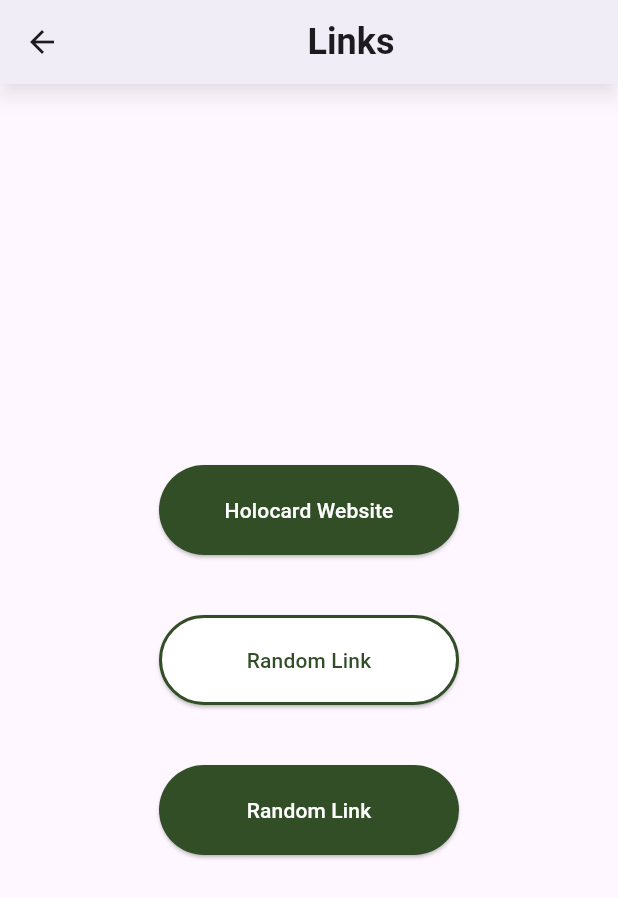
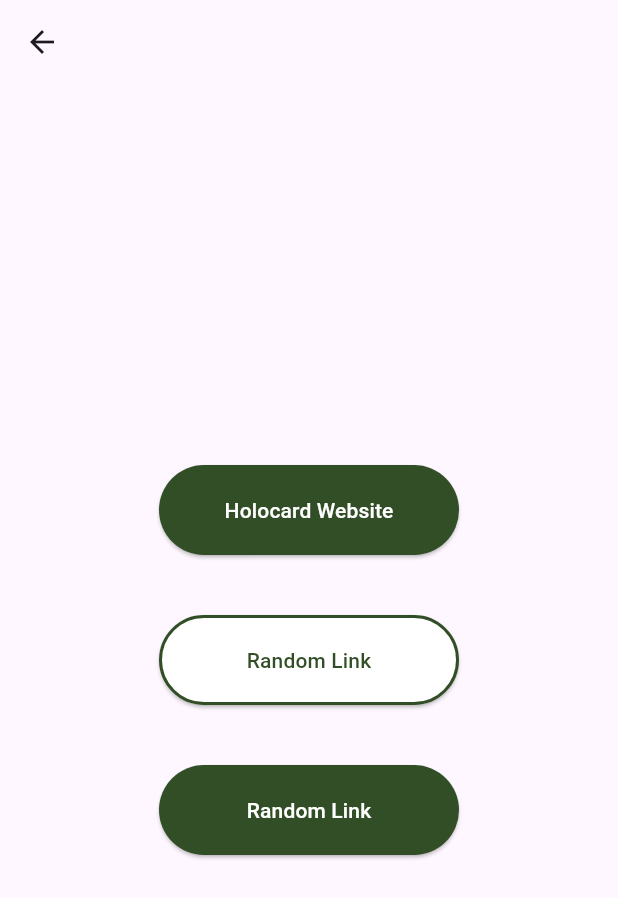
Before and after one commit to paz4ck/tech-prep-app, a Flutter app: the screen it shows after launch, after a tap on "Socials", on a phone screen of 412 x 824 dp. Shown: the top 898 px of the screen. Run offline on Flutter 3.47's test engine with Material 3 defaults, Android fonts, the phone set to English and light mode, and no system bars; our stand-ins replace flutter_svg.

Commit message:
Loading Screen
This impliments loading screen animation.

```diff
--- a/com_holocards/lib/pages/comm.dart
+++ b/com_holocards/lib/pages/comm.dart
@@ -14,20 +14,7 @@
   @override
   Widget build(BuildContext context) {
     return Scaffold(
-      appBar: AppBar(
-        title: Center(
-          child: Text(
-        'Links',
-        style: TextStyle(
-          fontSize: 24.0, // Larger text size
-          fontWeight: FontWeight.bold, // Bold text
-        ),
-          ),
-        ),
-        shadowColor: Colors.black38,
-        backgroundColor: Color.fromARGB(255, 255, 255, 255),
-        elevation: 5.0,
-      ),
+      appBar: AppBar(),
       body: Center(
         child: Column(
           mainAxisAlignment: MainAxisAlignment.center,
--- a/com_holocards/lib/pages/loading.dart
+++ b/com_holocards/lib/pages/loading.dart
@@ -10,54 +10,70 @@
   State<LoadingPage> createState() => _LoadingPageState();
 }
 
-class _LoadingPageState extends State<LoadingPage>
-with SingleTickerProviderStateMixin {
+class _LoadingPageState extends State<LoadingPage> with SingleTickerProviderStateMixin {
+  late AnimationController _controller;
+  late Animation<double> _animation;
 
   @override
   void initState() {
     super.initState();
     SystemChrome.setEnabledSystemUIMode(SystemUiMode.immersive);
 
+    _controller = AnimationController(
+      vsync: this,
+      duration: Duration(seconds: 4,)
+    );
+
+    _animation = Tween<double>(begin: 1.0, end: 0.0).animate(_controller);
+
+    _controller.forward();
+
     Future.delayed(Duration(seconds: 5), () {
       Navigator.of(context).pushReplacement(MaterialPageRoute(
         builder: (_) => const HomePage(),
-        ),
-      );
-    }
-  );
+      ));
+    });
   }
 
   @override
   void dispose() {
-    SystemChrome.setEnabledSystemUIMode(SystemUiMode.manual,
-    overlays: SystemUiOverlay.values);
+    _controller.dispose();
+    SystemChrome.setEnabledSystemUIMode(SystemUiMode.manual, overlays: SystemUiOverlay.values);
     super.dispose();
   }
-
 
   @override
   Widget build(BuildContext context) {
     return Scaffold(
-      body: Container(
+      body: Stack(
+        children: [
+          SvgPicture.asset(
+            'assets/icons/bgTEMP1.svg',
+            fit: BoxFit.cover,
             width: double.infinity,
-        decoration: BoxDecoration(
-          gradient: LinearGradient(
-            colors: [
-              const Color.fromARGB(255, 24, 116, 28),
-              const Color.fromARGB(255, 240, 227, 116)
-            ],
-            begin: Alignment.topRight,
-            end: Alignment.bottomLeft,
+            height: double.infinity,
           ),
+          AnimatedBuilder(
+            animation: _animation,
+            builder: (context, child) {
+              return Container(
+                width: double.infinity,
+                height: double.infinity,
+                color: Colors.black.withOpacity(_animation.value),
+              );
+            },
           ),
+          Center(
             child: Column(
               mainAxisAlignment: MainAxisAlignment.center,
               children: [
                 ClipRRect(
                   borderRadius: BorderRadius.circular(1000),
-              child: SvgPicture.asset('assets/icons/HCimg.svg',
+                  child: SvgPicture.asset(
+                    'assets/icons/HCimg.svg',
                     height: 200,
-              width: 200,),
+                    width: 200,
+                  ),
                 ),
                 const SizedBox(height: 20),
                 const Text(
@@ -71,6 +87,8 @@
               ],
             ),
           ),
+        ],
+      ),
     );
   }
 }
```
Also changed, not shown: com_holocards/assets/icons/bgTEMP1.svg (added), 4 other files. Lines whose indentation alone changed are shown as unchanged.
